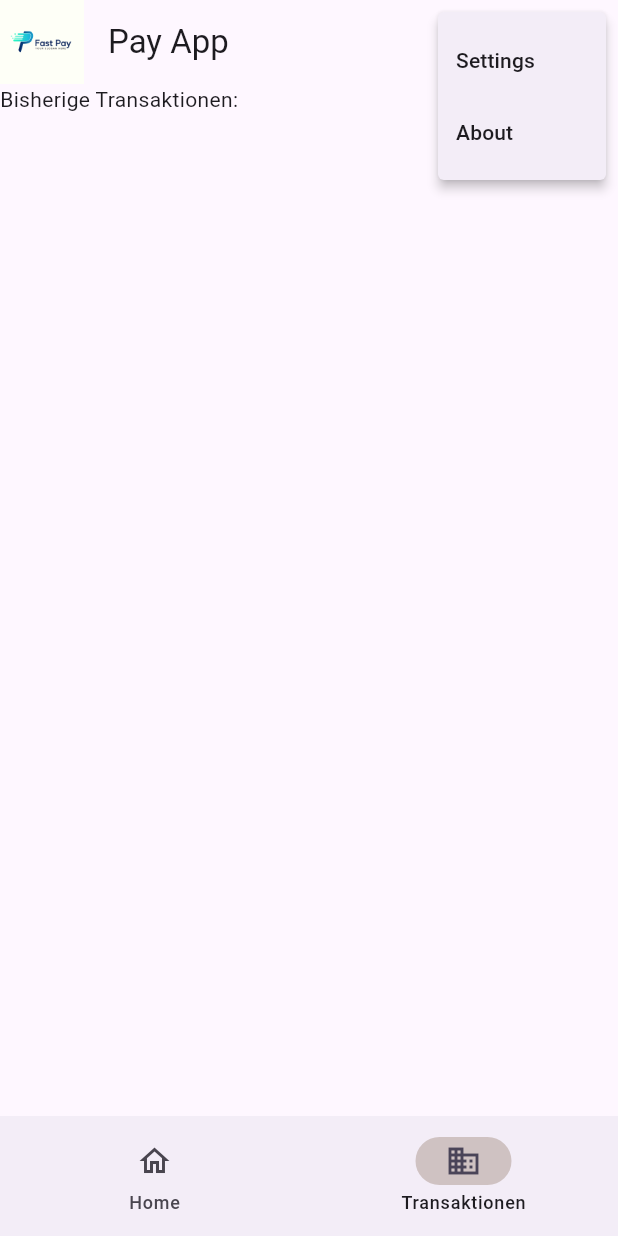
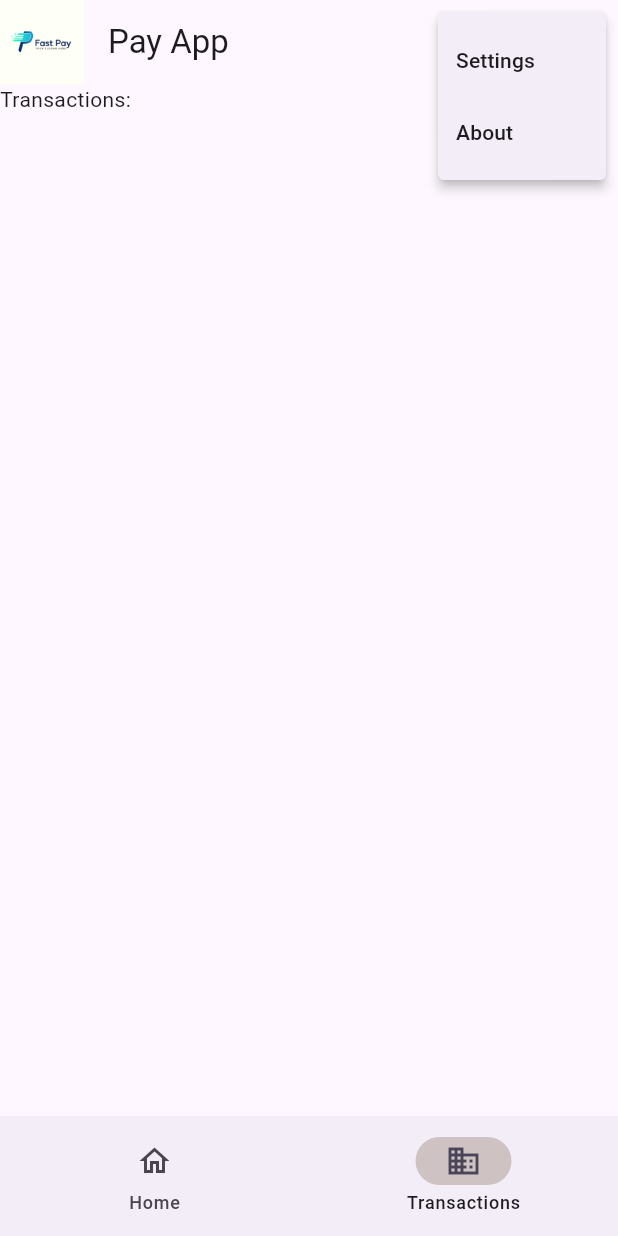
Before and after one commit to MesserschmittX/PayApp, a Flutter app: the screen it shows after launch, item 2 of the bottom bar chosen, after a tap on the "menu" icon, on a phone screen of 412 x 824 dp. Run offline on Flutter 3.47's test engine with Material 3 defaults, Android fonts, the light colour scheme and no system bars; our stand-ins replace flutter_translate; missing offline and left inert: flutter_paypal_native.

Commit message:
add translations

```diff
--- a/lib/about.dart
+++ b/lib/about.dart
@@ -1,7 +1,8 @@
 import 'package:flutter/material.dart';
+import 'package:flutter_translate/flutter_translate.dart';
 
 class AboutPage extends StatelessWidget {
   Widget build(BuildContext context) => Scaffold(
-        appBar: AppBar(title: Text('About')),
+        appBar: AppBar(title: Text(translate("about_screen.title"))),
       );
 }
--- a/lib/main.dart
+++ b/lib/main.dart
@@ -1,5 +1,7 @@
 import 'package:flutter/material.dart';
+import 'package:flutter_translate/flutter_translate.dart';
 import 'package:payapp/paypal_service.dart';
+import 'package:flutter_localizations/flutter_localizations.dart';
 
 import 'settings.dart';
 import 'about.dart';
@@ -9,7 +11,11 @@ import 'splash_screen.dart';
 
 /// Flutter code sample for [NavigationBar].
 
-void main() => runApp(MyApp());
+void main() async {
+  var delegate = await LocalizationDelegate.create(
+      fallbackLocale: 'de', supportedLocales: ['en', 'de']);
+  runApp(LocalizedApp(delegate, MyApp()));
+}
 
 class MyApp extends StatelessWidget {
   MyApp({super.key});
@@ -18,8 +24,21 @@ class MyApp extends StatelessWidget {
 
   @override
   Widget build(BuildContext context) {
-    return MaterialApp(
-      title: 'Initialization',
+    var localizationDelegate = LocalizedApp.of(context).delegate;
+
+    return LocalizationProvider(
+      state: LocalizationProvider.of(context).state,
+      child: MaterialApp(
+        title: translate('home_screen.init'),
+        localizationsDelegates: [
+          GlobalMaterialLocalizations.delegate,
+          GlobalWidgetsLocalizations.delegate,
+          GlobalCupertinoLocalizations.delegate,
+          localizationDelegate
+        ],
+        supportedLocales: localizationDelegate.supportedLocales,
+        locale: localizationDelegate.currentLocale,
+        theme: ThemeData(primarySwatch: Colors.blue),
         home: FutureBuilder(
           future: _initFuture,
           builder: (context, snapshot) {
@@ -29,6 +48,7 @@ class MyApp extends StatelessWidget {
               return SplashScreen();
             }
           },
+        ),
       ),
     );
   }
@@ -61,7 +81,7 @@ class _HomePageState extends State<HomePage> {
     return Scaffold(
       appBar: AppBar(
         leading: Image.asset('assets/images/PayApp.jpeg'),
-        title: const Text('Pay App'),
+        title: Text(translate('home_screen.title')),
         actions: <Widget>[
           PopupMenuButton(
               icon: Icon(Icons.menu),
@@ -69,11 +89,11 @@ class _HomePageState extends State<HomePage> {
               itemBuilder: (context) => [
                     PopupMenuItem(
                       value: "settings",
-                      child: Text('Settings'),
+                      child: Text(translate('home_screen.settings')),
                     ),
                     PopupMenuItem(
                       value: "about",
-                      child: Text('About'),
+                      child: Text(translate('home_screen.about')),
                     )
                   ])
         ],
@@ -86,15 +106,15 @@ class _HomePageState extends State<HomePage> {
         },
         indicatorColor: Color.fromARGB(255, 207, 194, 194),
         selectedIndex: currentPageIndex,
-        destinations: const <Widget>[
+        destinations: <Widget>[
           NavigationDestination(
             selectedIcon: Icon(Icons.home),
             icon: Icon(Icons.home_outlined),
-            label: 'Home',
+            label: translate('home_screen.navigation.home'),
           ),
           NavigationDestination(
             icon: Icon(Icons.business),
-            label: 'Transaktionen',
+            label: translate('home_screen.navigation.transactions'),
           ),
         ],
       ),
@@ -103,7 +123,7 @@ class _HomePageState extends State<HomePage> {
           color: Color.fromARGB(255, 24, 26, 28),
           alignment: Alignment.center,
           child: ElevatedButton(
-            child: Text("Transfer"),
+            child: Text(translate("home_screen.transfer")),
             style: ElevatedButton.styleFrom(
               primary: Color.fromARGB(255, 163, 157, 157),
               elevation: 0,
@@ -117,7 +137,7 @@ class _HomePageState extends State<HomePage> {
         ),
         Column(
           children: [
-            Text('Bisherige Transaktionen:'),
+            Text('${translate("home_screen.transactions")}:'),
             Text(PaypalService().getTransactions()),
           ],
         ),
--- a/lib/paypal_service.dart
+++ b/lib/paypal_service.dart
@@ -4,7 +4,6 @@ import 'package:flutter_paypal_native/models/custom/environment.dart';
 import 'package:flutter_paypal_native/models/custom/order_callback.dart';
 import 'package:flutter_paypal_native/models/custom/purchase_unit.dart';
 import 'package:flutter_paypal_native/models/custom/user_action.dart';
-import 'package:flutter_paypal_native/str_helper.dart';
 
 class PaypalService {
   final _flutterPaypalNativePlugin = FlutterPaypalNative.instance;
@@ -18,8 +17,6 @@ class PaypalService {
     for (var i = 0; i < logQueue.length; i++) {
       transactions += logQueue[i] + "\n";
     }
-    print("############");
-    print(transactions);
     return transactions;
   }
 
@@ -29,13 +26,11 @@ class PaypalService {
 
     //add 1 item to cart. Max is 4!
     if (_flutterPaypalNativePlugin.canAddMorePurchaseUnit) {
+      _flutterPaypalNativePlugin.removeAllPurchaseItems();
       _flutterPaypalNativePlugin.addPurchaseUnit(
         FPayPalPurchaseUnit(
-          // price
           amount: price,
-
-          ///please use your own algorithm for referenceId. Maybe ProductID?
-          referenceId: FPayPalStrHelper.getRandomString(16),
+          currencyCode: FPayPalCurrencyCode.eur,
         ),
       );
     }
@@ -47,7 +42,7 @@ class PaypalService {
 
   Future<void> initPayPal() async {
     //set debugMode for error logging
-    FlutterPaypalNative.isDebugMode = true;
+    FlutterPaypalNative.isDebugMode = false;
 
     //initiate payPal plugin
     await _flutterPaypalNativePlugin.init(
--- a/lib/transfer_success.dart
+++ b/lib/transfer_success.dart
@@ -1,12 +1,13 @@
 import 'package:flutter/material.dart';
 import 'package:flutter/services.dart';
+import 'package:flutter_translate/flutter_translate.dart';
 
 import 'main.dart';
 
 class SuccessPage extends StatelessWidget {
   Widget build(BuildContext context) => Scaffold(
         appBar: AppBar(
-          title: Text('Transfer'),
+          title: Text(translate("transfer_success_screen.title")),
           automaticallyImplyLeading: false,
         ),
         body: Container(
@@ -34,7 +35,7 @@ class SuccessPage extends StatelessWidget {
               width: 200,
               height: 50,
               child: ElevatedButton(
-                child: Text("Zurück zu Home"),
+                child: Text(translate("transfer_success_screen.close_button")),
                 style: ElevatedButton.styleFrom(
                   primary: Color.fromARGB(255, 58, 127, 230),
                   elevation: 0,
```
Also changed, not shown: assets/i18n/de.json (added, +43 -0 lines), assets/i18n/en.json (added, +43 -0 lines), lib/settings.dart (+60 -3 lines), lib/transfer.dart (+6 -5 lines), pubspec.yaml (+4 -3 lines), pubspec.lock, 1 other file. Lines whose indentation alone changed are shown as unchanged.
